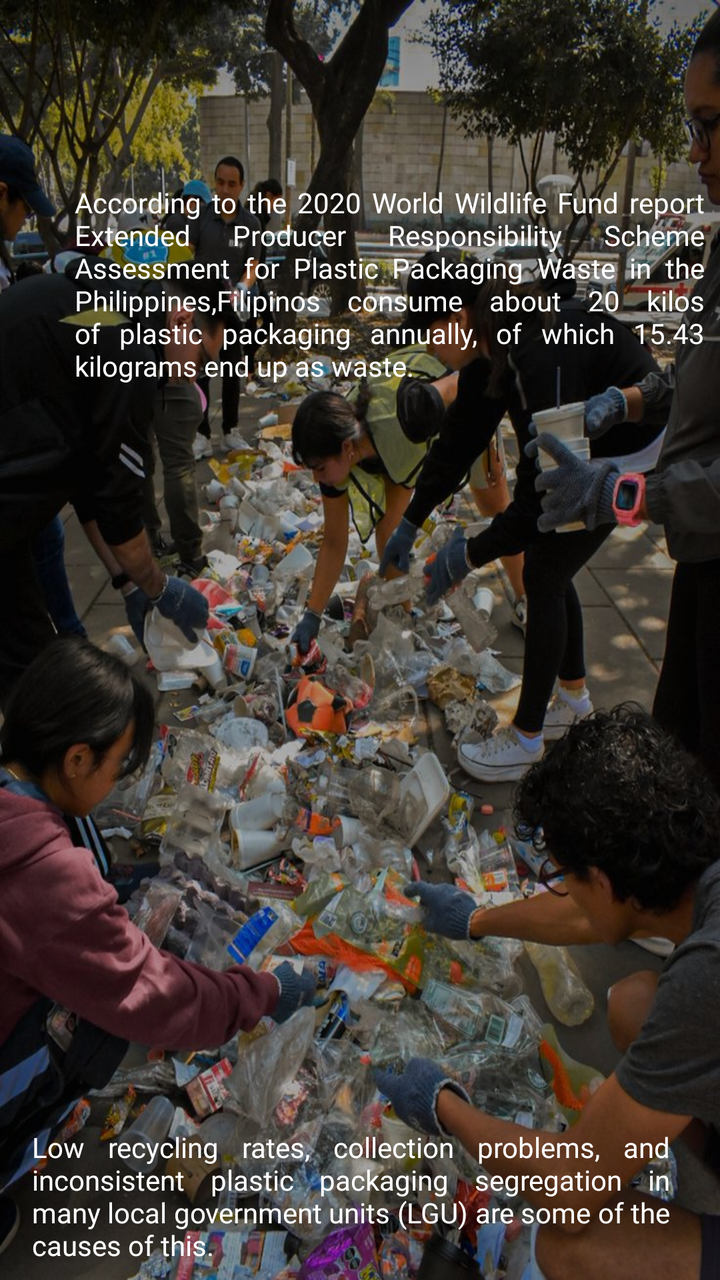
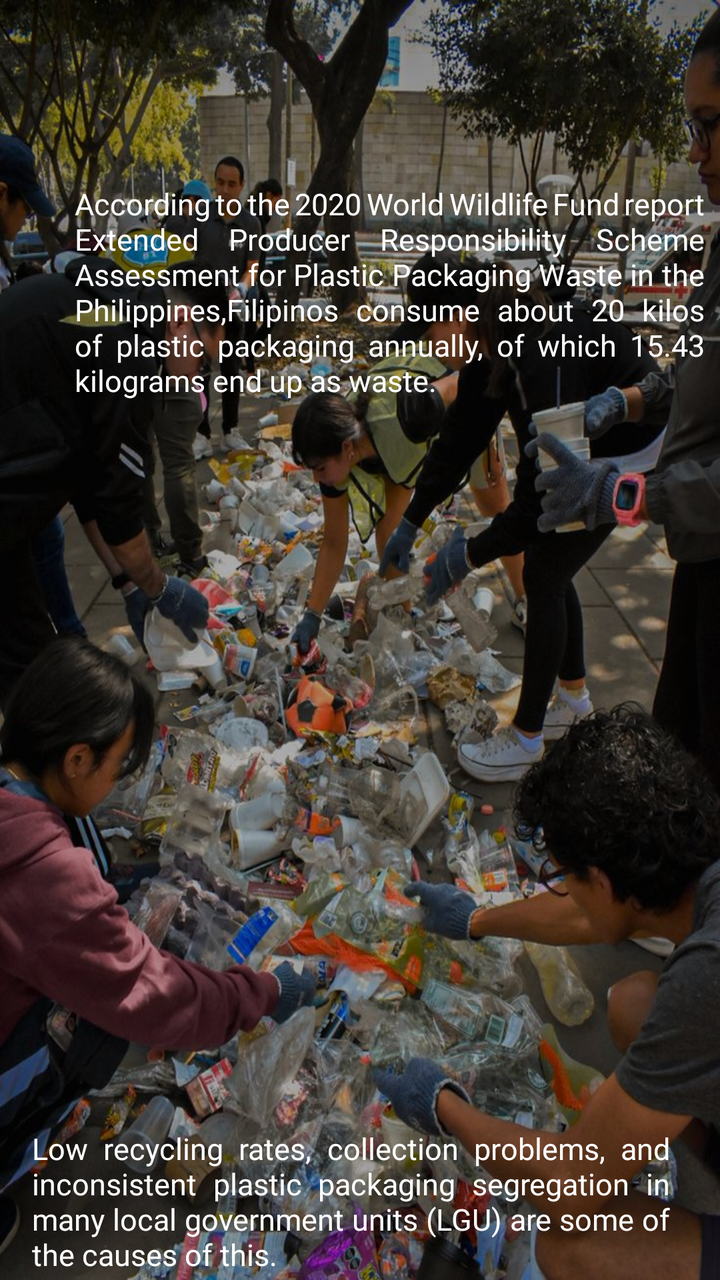

Two renders of the same Android screen: before a commit and after it. Below are the layout's source before the change and the commit's diff.
<!-- AndroidManifest.xml: application theme Theme.SortItJSON -->
<!-- res/layout/secondslide.xml -->
<?xml version="1.0" encoding="utf-8"?>
<androidx.constraintlayout.widget.ConstraintLayout xmlns:android="http://schemas.android.com/apk/res/android"
    xmlns:tools="http://schemas.android.com/tools"
    android:layout_width="match_parent"
    android:layout_height="match_parent"
    xmlns:app="http://schemas.android.com/apk/res-auto"
    android:background="@drawable/page2">

    <View
        android:id="@+id/view"
        android:layout_width="match_parent"
        android:layout_height="match_parent"
        android:background="#4D000000"
        tools:layout_editor_absoluteX="0dp"
        tools:layout_editor_absoluteY="0dp" />

    <TextView
        android:id="@+id/pageTwoDesc1"
        android:layout_width="315dp"
        android:layout_height="128dp"
        android:fontFamily="@font/montserrat_regular"
        android:justificationMode="inter_word"
        android:text="@string/slide2_desc1"
        android:textColor="@color/white"
        android:textSize="14sp"
        app:layout_constraintBottom_toBottomOf="parent"
        app:layout_constraintEnd_toEndOf="parent"
        app:layout_constraintHorizontal_bias="0.833"
        app:layout_constraintStart_toStartOf="parent"
        app:layout_constraintTop_toTopOf="parent"
        app:layout_constraintVertical_bias="0.179" />

    <TextView
        android:id="@+id/pageTwoDesc2"
        android:layout_width="319dp"
        android:layout_height="95dp"
        android:layout_marginStart="16dp"
        android:layout_marginTop="564dp"
        android:fontFamily="@font/montserrat_regular"
        android:text="@string/slide2_desc2"
        android:textColor="@color/white"
        android:justificationMode="inter_word"
        android:textSize="14sp"
        app:layout_constraintStart_toStartOf="parent"
        app:layout_constraintTop_toTopOf="parent" />

</androidx.constraintlayout.widget.ConstraintLayout>
<!-- resources referenced by this layout -->
<resources>
  <color name="white">#FFFFFFFF</color>
  <!-- drawable page2: jpg bitmap (drawable, 180205 bytes) -->
  <string name="slide2_desc1">According to the 2020 World Wildlife Fund report "Extended Producer Responsibility Scheme Assessment for Plastic Packaging Waste in the Philippines," Filipinos consume about 20 kilos of plastic packaging annually, of which 15.43 kilograms end up as waste.</string>
  <string name="slide2_desc2">Low recycling rates, collection problems, and inconsistent plastic packaging segregation in many local government units (LGU) are some of the causes of this.</string>
  <style name="Theme.SortItJSON" parent="Base.Theme.SortItJSON" />
  <style name="Base.Theme.SortItJSON" parent="Theme.Material3.DayNight.NoActionBar">
          
          <item name="colorPrimary">@color/darkgreen</item>
      </style>
  <color name="darkgreen">#2A3F3F</color>
</resources>

<!-- the commit's change to res/layout/secondslide.xml (unified diff, before → after) -->
@@ -22,7 +22,7 @@
         android:justificationMode="inter_word"
         android:text="@string/slide2_desc1"
         android:textColor="@color/white"
-        android:textSize="14sp"
+        android:textSize="15sp"
         app:layout_constraintBottom_toBottomOf="parent"
         app:layout_constraintEnd_toEndOf="parent"
         app:layout_constraintHorizontal_bias="0.833"
@@ -40,7 +40,7 @@
         android:text="@string/slide2_desc2"
         android:textColor="@color/white"
         android:justificationMode="inter_word"
-        android:textSize="14sp"
+        android:textSize="15sp"
         app:layout_constraintStart_toStartOf="parent"
         app:layout_constraintTop_toTopOf="parent" />
 
